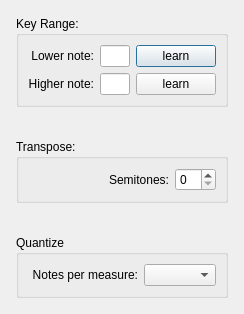
First picture: the form in src/Standalone/gui/miditoolsdialog.ui, repository elieserdejesus/JamTaba, before the edit.
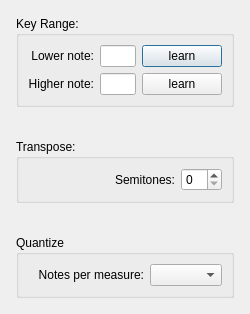
Second picture: the form after the edit.

The edit to the form file:
```diff
--- a/src/Standalone/gui/miditoolsdialog.ui
+++ b/src/Standalone/gui/miditoolsdialog.ui
@@ -69,13 +69,13 @@
           </property>
           <property name="minimumSize">
            <size>
-            <width>30</width>
+            <width>36</width>
             <height>0</height>
            </size>
           </property>
           <property name="maximumSize">
            <size>
-            <width>30</width>
+            <width>36</width>
             <height>16777215</height>
            </size>
           </property>
@@ -121,13 +121,13 @@
           </property>
           <property name="minimumSize">
            <size>
-            <width>30</width>
+            <width>36</width>
             <height>0</height>
            </size>
           </property>
           <property name="maximumSize">
            <size>
-            <width>30</width>
+            <width>36</width>
             <height>16777215</height>
            </size>
           </property>
```
